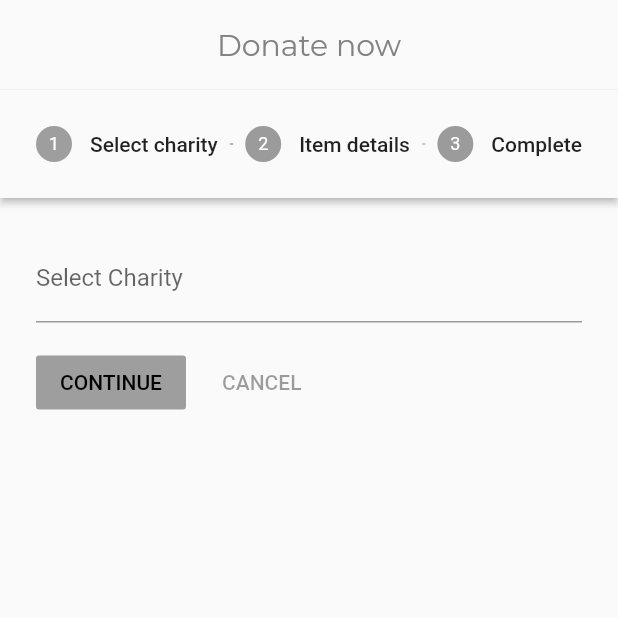
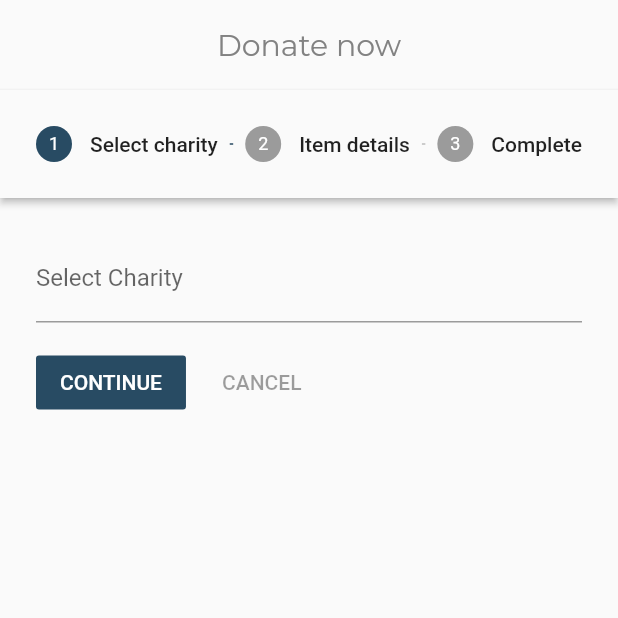
Before and after one commit to sreedharshm/FoodShare, a Flutter app: the MyAddPage screen opened directly, on a phone screen of 412 x 824 dp, the top half of it. Run offline on Flutter 3.47's test engine with Material 2 defaults, Android fonts, the phone set to English and light mode, and no system bars; our stand-ins replace firebase_auth, firebase_core, google_fonts, line_awesome_flutter, percent_indicator; accounts and stored records are empty.

Commit message:
add_screen

```diff
--- a/lib/view/add_screen.dart
+++ b/lib/view/add_screen.dart
@@ -96,7 +96,19 @@ class _MyAddPageState extends State<MyAddPage> {
               fontWeight: FontWeight.normal),
           title: const Text("Donate now"),
         ),
-        body: Stepper(
+        body: Theme(
+          data: ThemeData(
+            colorScheme: const ColorScheme.light(primary: tdBlue),
+            elevatedButtonTheme: ElevatedButtonThemeData(
+              style: ButtonStyle(
+                shape: MaterialStatePropertyAll(
+                  RoundedRectangleBorder(
+                      borderRadius: BorderRadius.circular(20)),
+                ),
+              ),
+            ),
+          ),
+          child: Stepper(
             type: StepperType.horizontal,
             steps: getSteps(),
             currentStep: currentStep,
@@ -111,8 +123,10 @@ class _MyAddPageState extends State<MyAddPage> {
             onStepTapped: (step) => setState(() {
               currentStep = step;
             }),
-          onStepCancel:
-              currentStep == 0 ? null : () => setState(() => currentStep -= 1),
+            onStepCancel: currentStep == 0
+                ? null
+                : () => setState(() => currentStep -= 1),
+          ),
         ));
   }
 }
```
Also changed, not shown: lib/view/home_screen.dart (+29 -17 lines), lib/view/notification_screen.dart (+12 -1 lines), lib/view/search_screen.dart (+12 -2 lines). Lines whose indentation alone changed are shown as unchanged.
